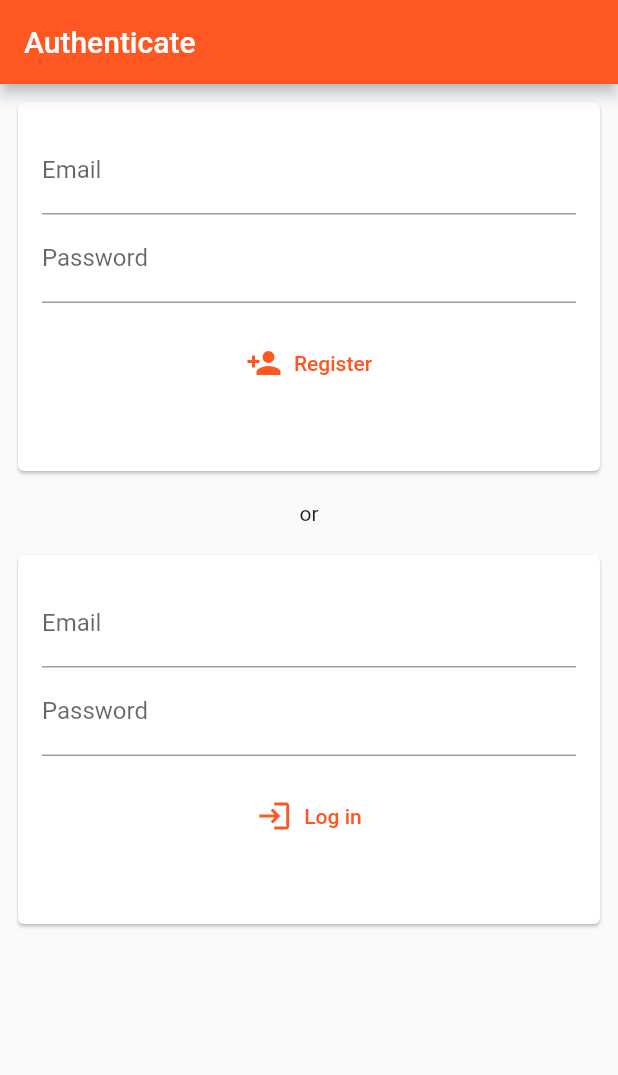
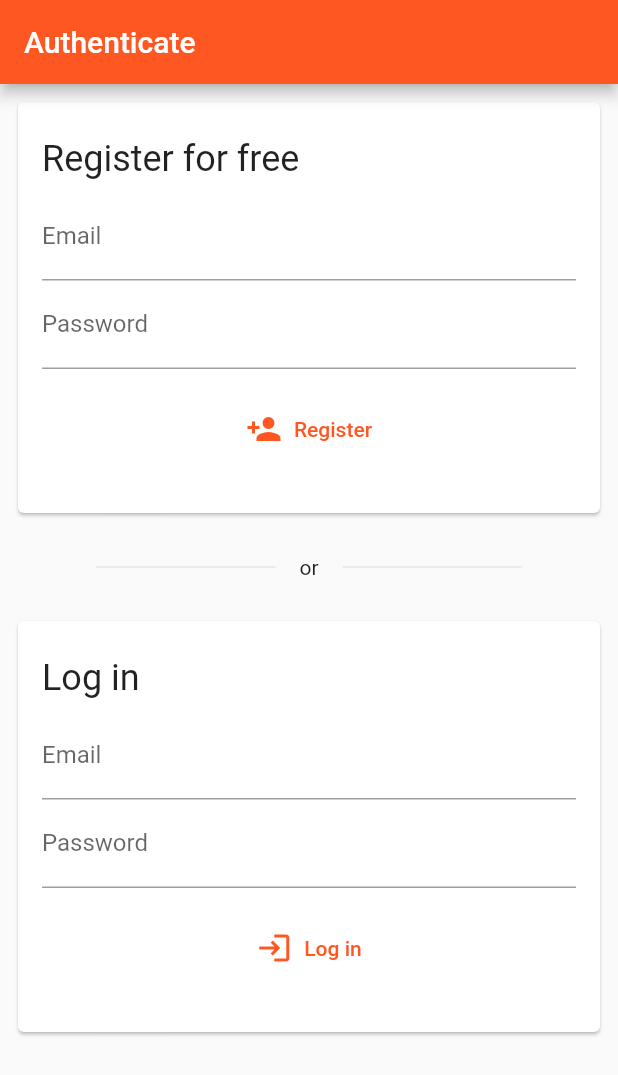
Before and after one commit to ggiuffre/patterns, a Flutter app: the screen it shows after launch, on a phone screen of 412 x 824 dp. Shown: the top 1075 px of the screen. Run offline on Flutter 3.47's test engine with Material 2 defaults, Android fonts, the phone set to English and light mode, and no system bars; our stand-ins replace cloud_firestore, firebase_auth, firebase_core, flutter_riverpod; accounts and stored records are empty.

Commit message:
Improve signup/signin page

```diff
--- a/lib/authentication.dart
+++ b/lib/authentication.dart
@@ -30,9 +30,21 @@ class SignUpLogInSelector extends StatelessWidget {
           body: ListView(
             children: [
               SignUpScreen(),
-              const Padding(
-                padding: EdgeInsets.all(8.0),
-                child: Center(child: Text("or")),
+              Padding(
+                padding: const EdgeInsets.symmetric(vertical: 8.0, horizontal: 64.0),
+                child: Stack(
+                  alignment: Alignment.center,
+                  children: [
+                    const Divider(),
+                    ColoredBox(
+                      color: Theme.of(context).canvasColor,
+                      child: const Padding(
+                        padding: EdgeInsets.symmetric(vertical: 8.0, horizontal: 16.0),
+                        child: Text("or"),
+                      ),
+                    ),
+                  ],
+                ),
               ),
               LogInScreen(),
             ],
--- a/lib/ui/components/login.dart
+++ b/lib/ui/components/login.dart
@@ -21,7 +21,6 @@ class _EmailLogInFormState extends State<EmailLogInForm> {
   final FirebaseAuth _auth = FirebaseAuth.instance;
 
   bool? _success;
-  String _userEmail = '';
 
   @override
   Widget build(BuildContext context) => Form(
@@ -32,6 +31,10 @@ class _EmailLogInFormState extends State<EmailLogInForm> {
             child: Column(
               crossAxisAlignment: CrossAxisAlignment.start,
               children: <Widget>[
+                Padding(
+                  padding: const EdgeInsets.symmetric(vertical: 8.0),
+                  child: Text("Log in", style: Theme.of(context).textTheme.headline5),
+                ),
                 TextFormField(
                   controller: _emailController,
                   decoration: const InputDecoration(labelText: 'Email'),
@@ -67,12 +70,7 @@ class _EmailLogInFormState extends State<EmailLogInForm> {
                     label: const Text('Log in'),
                   ),
                 ),
-                Container(
-                  alignment: Alignment.center,
-                  child: Text(_success == null
-                      ? ''
-                      : (_success! ? 'Successfully registered $_userEmail' : 'Registration failed')),
-                )
+                if (_success != null) Center(child: Text(_success! ? 'Successfully logged in' : 'Login failed'))
               ],
             ),
           ),
@@ -97,8 +95,10 @@ class _EmailLogInFormState extends State<EmailLogInForm> {
       if ({'user-not-found', 'wrong-password'}.contains(e.code)) {
         print('Wrong username or password.');
       }
+      setState(() => _success = false);
     } catch (e) {
       print(e);
+      setState(() => _success = false);
     }
   }
 }
--- a/lib/ui/components/signup.dart
+++ b/lib/ui/components/signup.dart
@@ -32,6 +32,10 @@ class _EmailRegistrationFormState extends State<EmailRegistrationForm> {
             child: Column(
               crossAxisAlignment: CrossAxisAlignment.start,
               children: <Widget>[
+                Padding(
+                  padding: const EdgeInsets.symmetric(vertical: 8.0),
+                  child: Text("Register for free", style: Theme.of(context).textTheme.headline5),
+                ),
                 TextFormField(
                   controller: _emailController,
                   decoration: const InputDecoration(labelText: 'Email'),
@@ -67,12 +71,8 @@ class _EmailRegistrationFormState extends State<EmailRegistrationForm> {
                     label: const Text('Register'),
                   ),
                 ),
-                Container(
-                  alignment: Alignment.center,
-                  child: Text(_success == null
-                      ? ''
-                      : (_success! ? 'Successfully registered $_userEmail' : 'Registration failed')),
-                )
+                if (_success != null)
+                  Center(child: Text(_success! ? 'Successfully registered $_userEmail' : 'Registration failed'))
               ],
             ),
           ),
@@ -87,7 +87,7 @@ class _EmailRegistrationFormState extends State<EmailRegistrationForm> {
   }
 
   Future<void> _register() async {
-    late UserCredential userCredential;
+    UserCredential? userCredential;
     try {
       userCredential = await _auth.createUserWithEmailAndPassword(
         email: _emailController.text,
@@ -103,14 +103,14 @@ class _EmailRegistrationFormState extends State<EmailRegistrationForm> {
       print(e);
     }
 
-    final user = userCredential.user;
+    final user = userCredential?.user;
     if (user != null) {
       setState(() {
         _success = true;
         _userEmail = user.email ?? _userEmail;
       });
     } else {
-      _success = false;
+      setState(() => _success = false);
     }
   }
 }
```
